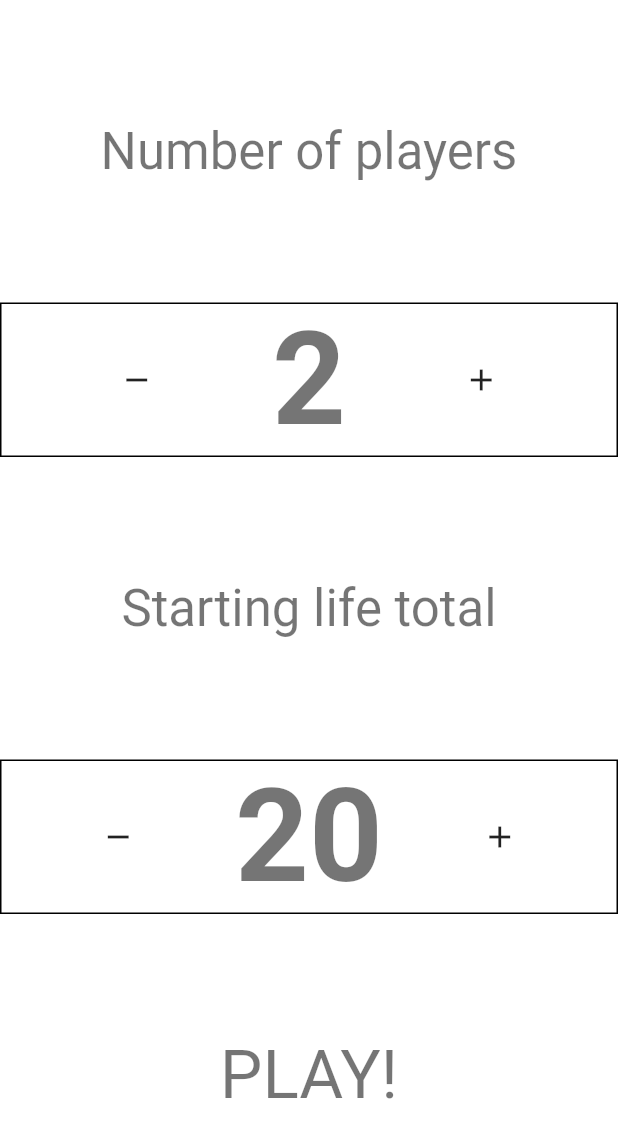
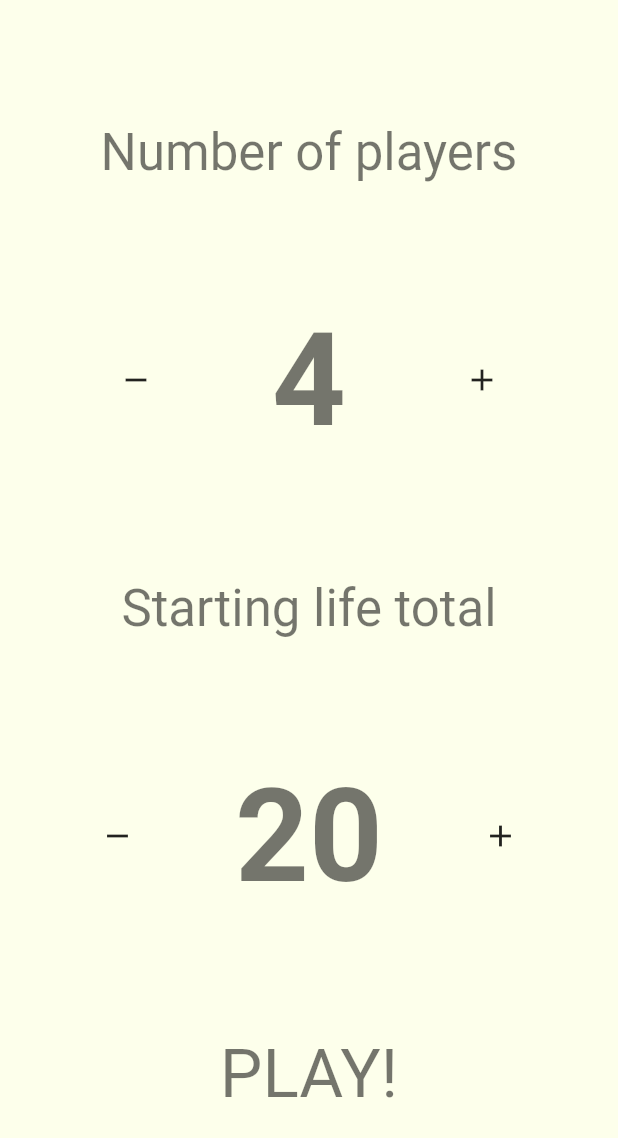
Before and after one commit to Akurom/mtg_roulette, a Flutter app: the screen it shows after launch, on a phone screen of 412 x 824 dp. Shown: the top 1138 px of the screen. Run offline on Flutter 3.47's test engine with Material 2 defaults, Android fonts, the phone set to English and light mode, and no system bars; Roboto replaces fonts that are missing (Georgia).

Commit message:
added minor changes

```diff
--- a/lib/commands/create_game_command.dart
+++ b/lib/commands/create_game_command.dart
@@ -1,5 +1,3 @@
-
-import 'dart:html';
 
 import 'package:mtg_roulette/commands/base_command.dart';
 import 'package:mtg_roulette/models/game_model.dart';
@@ -9,7 +7,7 @@ class CreateGameCommand extends BaseCommand {
 
 
   Future<bool> run(int nbPlayers, int lifeCount) async {
-    gameModel = GameModel(nbPlayers: nbPlayers, initialLifeCount: lifeCount);
+    gameModel.init(nbPlayers, lifeCount);
     return true;
   }
 }
--- a/lib/constants/colors.dart
+++ b/lib/constants/colors.dart
@@ -5,12 +5,15 @@ import 'package:flutter/material.dart';
 class AppColors {
   AppColors._();
 
-  static const Color pastelRed = Color(0xFF9AA2);
-  static const Color pastelBlue = Color(0xC7CEEA);
-  static const Color pastelGreen = Color(0xC7CEEA);
-  static const Color pastelWhite = Color(0xFDFFEB);
-  static const Color pastelBlack = Color(0xb7b7b7);
-  static const Color pastelOrange = Color(0xFFDAC1);
+  static const Color pastelRed = Color(0xFFFF9AA2);
+  static const Color pastelBlue = Color(0xFFC7CEEA);
+  static const Color pastelGreen = Color(0xFFBDD4D1);
+  static const Color pastelWhite = Color(0xFFFDFFEB);
+  static const Color pastelBlack = Color(0xFFb7b7b7);
+  static const Color pastelOrange = Color(0xFFFFDAC1);
 
   static const Color white = Colors.white;
+  static const Color centerButton = Colors.white;
+
+
 }
--- a/lib/main.dart
+++ b/lib/main.dart
@@ -1,5 +1,6 @@
 import 'package:flutter/material.dart';
 import 'package:flutter/services.dart';
+import 'package:mtg_roulette/models/game_model.dart';
 import 'package:provider/provider.dart';
 
 import 'package:mtg_roulette/models/app_model.dart';
@@ -29,7 +30,7 @@ class MyApp extends StatelessWidget {
     return MultiProvider(
       providers: [
         ChangeNotifierProvider(create: (c) => AppModel()),
-        //ChangeNotifierProvider<LightModel>(create: (c) => LightModel()),  // todo set in sky section init ther and link to basecommand
+        ChangeNotifierProvider<GameModel>(create: (c) => GameModel()),  // todo set in sky section init ther and link to basecommand
       ],
       child: Builder(builder: (context) {
         Commands.init(context);         // todo UNDERSTAND !!!
--- a/lib/models/game_model.dart
+++ b/lib/models/game_model.dart
@@ -8,22 +8,26 @@ import 'player_model.dart';
 
 class GameModel extends ChangeNotifier {
 
-  late final List<PlayerModel> players; // not final ? when a player dies must remove it ?
-  final int nbPlayers;
-  final int initialLifeCount;
+  late List<PlayerModel> _players = []; // not final ? when a player dies must remove it ?
+  late final int _nbPlayers;
+  late final int _initialLifeCount;
 
-  GameModel({required this.nbPlayers, required this.initialLifeCount}) {
+  GameModel();
 
+  void init(int nbPlayers, int initialLifeCount) {
+    _nbPlayers = nbPlayers; _initialLifeCount = nbPlayers;
     int base = randInt(0, AppModel().colorPalette.length);  // used for default color picks
     for (int p = 0; p < nbPlayers; p ++) {
-      players.add(
+      _players.add(
           PlayerModel(
               lifeCount: initialLifeCount,
               color: AppModel().colorPalette[(base + p) % AppModel().colorPalette.length]
           )
       );
     }
-
     notifyListeners();
   }
+
+
+  get players => _players;
 }
--- a/lib/models/player_model.dart
+++ b/lib/models/player_model.dart
@@ -4,6 +4,7 @@ import 'package:flutter/material.dart';
 class PlayerModel extends ChangeNotifier {
 
   int lifeCount;
+  // List<Counter> counters = [];
   Color color;
 
   PlayerModel({required this.lifeCount, required this.color});
--- a/lib/views/commons/count_widget.dart
+++ b/lib/views/commons/count_widget.dart
@@ -1,9 +1,7 @@
 import 'package:flutter/material.dart';
 import 'package:mtg_roulette/constants/colors.dart';
 
-
 typedef void IntCallback(int id);
-
 
 class CountWidget extends StatefulWidget {
   final int defaultV;
@@ -45,7 +43,7 @@ class _CountWidgetState extends State<CountWidget> {
   @override
   Widget build(BuildContext context) {
     return Container(
-      decoration: BoxDecoration(color: widget.color, border: Border.all()),
+      //decoration: BoxDecoration(color: widget.color, border: Border.all()),
       child: IntrinsicHeight(
         child: Row(
           mainAxisAlignment: MainAxisAlignment.center,
@@ -57,21 +55,22 @@ class _CountWidgetState extends State<CountWidget> {
                   Icons.remove,
                 ),
                 onTap: () {
-                  if (widget.lowLimit == null || _count > widget.lowLimit!)
-                    _updateCount(_count - 1);
+                  if (widget.lowLimit == null || _count > widget.lowLimit!) _updateCount(_count - 1);
                 },
               ),
             ),
-            Text(
-              _count.toString(),
-              style: Theme.of(context).textTheme.headline1,
+            Center(
+
+              child: Text(
+                _count.toString(),
+                style: Theme.of(context).textTheme.headline1,
+              ),
             ),
             Expanded(
               child: InkWell(
                 child: Icon(Icons.add),
                 onTap: () {
-                  if (widget.highLimit == null || _count < widget.highLimit!)
-                    _updateCount(_count + 1);
+                  if (widget.highLimit == null || _count < widget.highLimit!) _updateCount(_count + 1);
                 },
               ),
             ),
--- a/lib/views/creation_screen.dart
+++ b/lib/views/creation_screen.dart
@@ -3,34 +3,46 @@ import 'package:mtg_roulette/constants/colors.dart';
 import 'package:mtg_roulette/constants/strings.dart';
 import 'commons/count_widget.dart';
 
-class CreationScreen extends StatelessWidget {
+import 'package:mtg_roulette/commands/create_game_command.dart';
+
+
+const int DEFAULT_LIFE_COUNT = 20;
+const int DEFAULT_NBPLAYERS = 4;
+
+class CreationScreen extends StatefulWidget {
   final Color color;
 
   CreationScreen({Key? key, this.color = Colors.transparent}) : super(key: key);
-/*
+
   @override
   State<CreationScreen> createState() => _CreationScreenState();
 }
 
-class _CreationScreenState extends State<CreationScreen> {*/
-  late int _nbPlayers;
-  late int _lifeCount;
+
+
+class _CreationScreenState extends State<CreationScreen> {
+  late int _nbPlayers = DEFAULT_NBPLAYERS;
+  late int _lifeCount = DEFAULT_LIFE_COUNT;
 
   void _updateNbPlayers(int newNbPlayers) {
-    _nbPlayers = newNbPlayers;
+    setState(() {
+      _nbPlayers = newNbPlayers;
+    });
   }
 
   void _updateLifeCount(int newLifeCount) {
-    _lifeCount = newLifeCount;
+    setState(() {
+      _lifeCount = newLifeCount;
+    });
   }
 
   @override
   Widget build(BuildContext context) {
-    print(color);
+    print(widget.color);
     return Scaffold(
       body: Center(
         child: Container(
-          color: color,
+          color: widget.color,
           child: Column(
             mainAxisAlignment: MainAxisAlignment.spaceEvenly,
             children: [
@@ -41,7 +53,7 @@ class _CreationScreenState extends State<CreationScreen> {*/
               ),
               // count widget limit 2:6
               CountWidget(
-                defaultV: 2,
+                defaultV: DEFAULT_NBPLAYERS,
                 lowLimit: 2,
                 highLimit: 6,
                 onChanged: _updateNbPlayers,
@@ -52,7 +64,7 @@ class _CreationScreenState extends State<CreationScreen> {*/
                 style: Theme.of(context).textTheme.headline4,
               ),
               CountWidget(
-                defaultV: 20,
+                defaultV: DEFAULT_LIFE_COUNT,
                 lowLimit: 1,
                 //color: AppColors.pastelBlack,
                 onChanged: _updateLifeCount,
@@ -67,6 +79,7 @@ class _CreationScreenState extends State<CreationScreen> {*/
                 ),
                 onTap: () {
                   // navigate to GameScreen
+                  CreateGameCommand().run(_nbPlayers, _lifeCount);
                   Navigator.pushNamed(context, '/game');
                 },
               ),
```
Also changed, not shown: lib/tools/tools.dart (+13 -0 lines), lib/views/commons/center_button.dart (+34 -0 lines).
